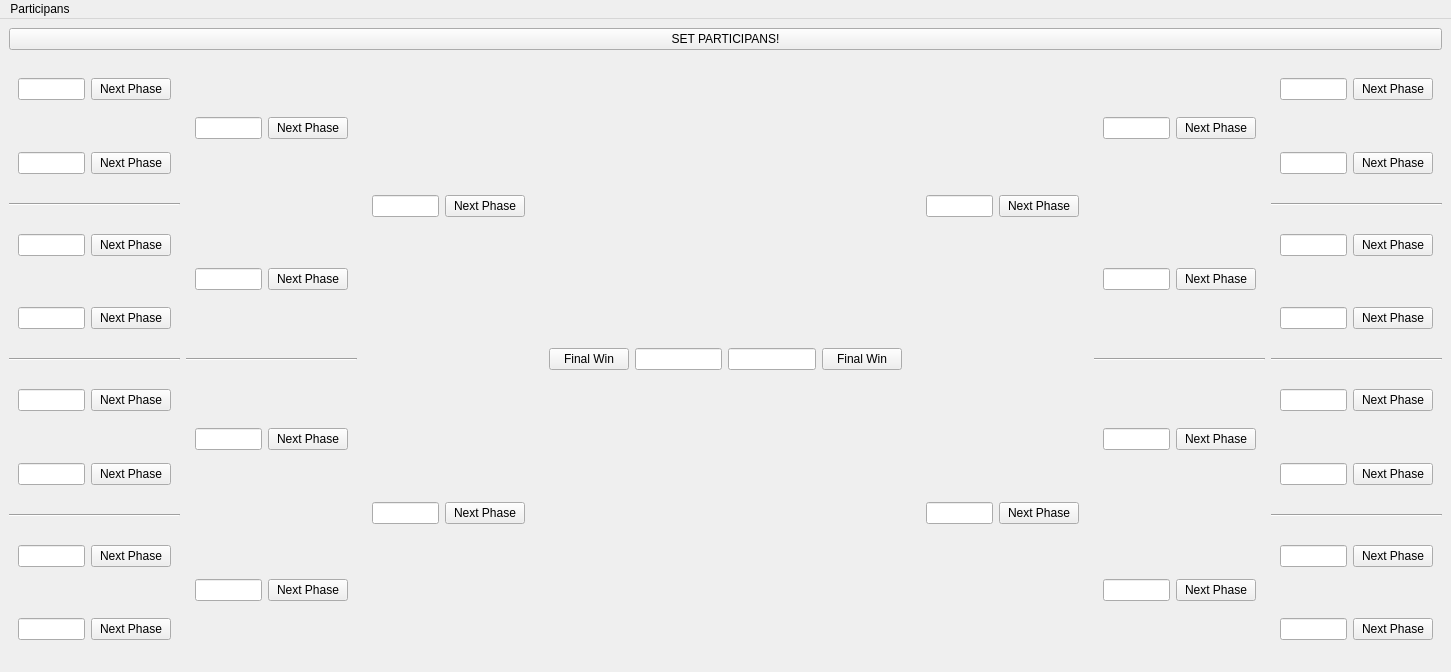
The window that raw.ui (nikolasribeiro/PositionBoard) describes before a commit, drawn with Qt 5.
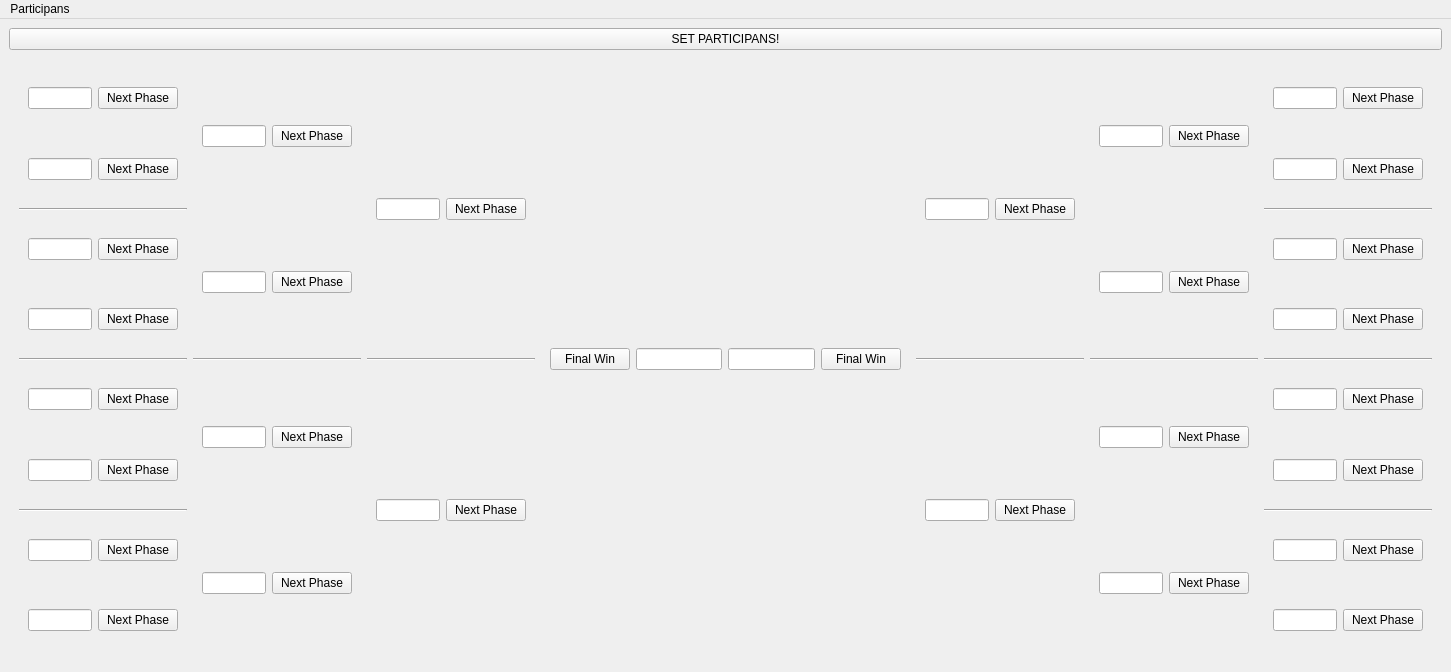
The same window after the commit.

```diff
--- a/raw.ui
+++ b/raw.ui
@@ -17,8 +17,23 @@
    <layout class="QGridLayout" name="gridLayout">
     <item row="1" column="0">
      <layout class="QHBoxLayout" name="horizontal">
+      <property name="leftMargin">
+       <number>10</number>
+      </property>
+      <property name="topMargin">
+       <number>10</number>
+      </property>
+      <property name="rightMargin">
+       <number>10</number>
+      </property>
+      <property name="bottomMargin">
+       <number>10</number>
+      </property>
       <item>
        <layout class="QVBoxLayout" name="octavo1">
+        <property name="topMargin">
+         <number>0</number>
+        </property>
         <item>
          <widget class="QFrame" name="frame">
           <property name="frameShape">
@@ -29,7 +44,11 @@
           </property>
           <layout class="QHBoxLayout" name="horizontalLayout">
            <item>
-            <widget class="QLineEdit" name="part_1"/>
+            <widget class="QLineEdit" name="part_1">
+             <property name="readOnly">
+              <bool>true</bool>
+             </property>
+            </widget>
            </item>
            <item>
             <widget class="QPushButton" name="win_1">
@@ -51,7 +70,11 @@
           </property>
           <layout class="QHBoxLayout" name="horizontalLayout_2">
            <item>
-            <widget class="QLineEdit" name="part_2"/>
+            <widget class="QLineEdit" name="part_2">
+             <property name="readOnly">
+              <bool>true</bool>
+             </property>
+            </widget>
            </item>
            <item>
             <widget class="QPushButton" name="win_2">
@@ -80,7 +103,11 @@
           </property>
           <layout class="QHBoxLayout" name="horizontalLayout_3">
            <item>
-            <widget class="QLineEdit" name="part_3"/>
+            <widget class="QLineEdit" name="part_3">
+             <property name="readOnly">
+              <bool>true</bool>
+             </property>
+            </widget>
            </item>
            <item>
             <widget class="QPushButton" name="win_3">
@@ -102,7 +129,11 @@
           </property>
           <layout class="QHBoxLayout" name="horizontalLayout_4">
            <item>
-            <widget class="QLineEdit" name="part_4"/>
+            <widget class="QLineEdit" name="part_4">
+             <property name="readOnly">
+              <bool>true</bool>
+             </property>
+            </widget>
            </item>
            <item>
             <widget class="QPushButton" name="win_4">
@@ -131,7 +162,11 @@
           </property>
           <layout class="QHBoxLayout" name="horizontalLayout_5">
            <item>
-            <widget class="QLineEdit" name="part_5"/>
+            <widget class="QLineEdit" name="part_5">
+             <property name="readOnly">
+              <bool>true</bool>
+             </property>
+            </widget>
            </item>
            <item>
             <widget class="QPushButton" name="win_5">
@@ -153,7 +188,11 @@
           </property>
           <layout class="QHBoxLayout" name="horizontalLayout_6">
            <item>
-            <widget class="QLineEdit" name="part_6"/>
+            <widget class="QLineEdit" name="part_6">
+             <property name="readOnly">
+              <bool>true</bool>
+             </property>
+            </widget>
            </item>
            <item>
             <widget class="QPushButton" name="win_6">
@@ -182,7 +221,11 @@
           </property>
           <layout class="QHBoxLayout" name="horizontalLayout_7">
            <item>
-            <widget class="QLineEdit" name="part_7"/>
+            <widget class="QLineEdit" name="part_7">
+             <property name="readOnly">
+              <bool>true</bool>
+             </property>
+            </widget>
            </item>
            <item>
             <widget class="QPushButton" name="win_7">
@@ -204,7 +247,11 @@
           </property>
           <layout class="QHBoxLayout" name="horizontalLayout_8">
            <item>
-            <widget class="QLineEdit" name="part_8"/>
+            <widget class="QLineEdit" name="part_8">
+             <property name="readOnly">
+              <bool>true</bool>
+             </property>
+            </widget>
            </item>
            <item>
             <widget class="QPushButton" name="win_8">
@@ -230,7 +277,11 @@
           </property>
           <layout class="QHBoxLayout" name="horizontalLayout_17">
            <item>
-            <widget class="QLineEdit" name="next_stage1"/>
+            <widget class="QLineEdit" name="next_stage1">
+             <property name="readOnly">
+              <bool>true</bool>
+             </property>
+            </widget>
            </item>
            <item>
             <widget class="QPushButton" name="next_stageBTN_1">
@@ -252,7 +303,11 @@
           </property>
           <layout class="QHBoxLayout" name="horizontalLayout_18">
            <item>
-            <widget class="QLineEdit" name="next_stage1_2"/>
+            <widget class="QLineEdit" name="next_stage1_2">
+             <property name="readOnly">
+              <bool>true</bool>
+             </property>
+            </widget>
            </item>
            <item>
             <widget class="QPushButton" name="next_stageBTN_2">
@@ -281,7 +336,11 @@
           </property>
           <layout class="QHBoxLayout" name="horizontalLayout_19">
            <item>
-            <widget class="QLineEdit" name="next_stage1_3"/>
+            <widget class="QLineEdit" name="next_stage1_3">
+             <property name="readOnly">
+              <bool>true</bool>
+             </property>
+            </widget>
            </item>
            <item>
             <widget class="QPushButton" name="next_stageBTN_3">
@@ -303,7 +362,11 @@
           </property>
           <layout class="QHBoxLayout" name="horizontalLayout_20">
            <item>
-            <widget class="QLineEdit" name="next_stage1_4"/>
+            <widget class="QLineEdit" name="next_stage1_4">
+             <property name="readOnly">
+              <bool>true</bool>
+             </property>
+            </widget>
            </item>
            <item>
             <widget class="QPushButton" name="next_stageBTN_4">
@@ -329,7 +392,11 @@
           </property>
           <layout class="QHBoxLayout" name="horizontalLayout_25">
            <item>
-            <widget class="QLineEdit" name="next_semiFinals"/>
+            <widget class="QLineEdit" name="next_semiFinals">
+             <property name="readOnly">
+              <bool>true</bool>
+             </property>
+            </widget>
            </item>
            <item>
             <widget class="QPushButton" name="next_semifinalsBTN">
@@ -341,6 +408,13 @@
           </layout>
          </widget>
         </item>
+        <item>
+         <widget class="Line" name="line_9">
+          <property name="orientation">
+           <enum>Qt::Horizontal</enum>
+          </property>
+         </widget>
+        </item>
         <item>
          <widget class="QFrame" name="frame_26">
           <property name="frameShape">
@@ -351,7 +425,11 @@
           </property>
           <layout class="QHBoxLayout" name="horizontalLayout_26">
            <item>
-            <widget class="QLineEdit" name="next_semiFinals_2"/>
+            <widget class="QLineEdit" name="next_semiFinals_2">
+             <property name="readOnly">
+              <bool>true</bool>
+             </property>
+            </widget>
            </item>
            <item>
             <widget class="QPushButton" name="next_semifinalsBTN_2">
@@ -384,10 +462,18 @@
             </widget>
            </item>
            <item>
-            <widget class="QLineEdit" name="final_part"/>
+            <widget class="QLineEdit" name="final_part">
+             <property name="readOnly">
+              <bool>true</bool>
+             </property>
+            </widget>
            </item>
            <item>
-            <widget class="QLineEdit" name="final_part2"/>
+            <widget class="QLineEdit" name="final_part2">
+             <property name="readOnly">
+              <bool>true</bool>
+             </property>
+            </widget>
            </item>
            <item>
             <widget class="QPushButton" name="btn_final2">
@@ -413,7 +499,11 @@
           </property>
           <layout class="QHBoxLayout" name="horizontalLayout_27">
            <item>
-            <widget class="QLineEdit" name="next_semiFinals_3"/>
+            <widget class="QLineEdit" name="next_semiFinals_3">
+             <property name="readOnly">
+              <bool>true</bool>
+             </property>
+            </widget>
            </item>
            <item>
             <widget class="QPushButton" name="next_semifinalsBTN_3">
@@ -425,6 +515,13 @@
           </layout>
          </widget>
         </item>
+        <item>
+         <widget class="Line" name="line_10">
+          <property name="orientation">
+           <enum>Qt::Horizontal</enum>
+          </property>
+         </widget>
+        </item>
         <item>
          <widget class="QFrame" name="frame_28">
           <property name="frameShape">
@@ -435,7 +532,11 @@
           </property>
           <layout class="QHBoxLayout" name="horizontalLayout_28">
            <item>
-            <widget class="QLineEdit" name="next_semiFinals_4"/>
+            <widget class="QLineEdit" name="next_semiFinals_4">
+             <property name="readOnly">
+              <bool>true</bool>
+             </property>
+            </widget>
            </item>
            <item>
             <widget class="QPushButton" name="next_semifinalsBTN_4">
@@ -461,7 +562,11 @@
           </property>
           <layout class="QHBoxLayout" name="horizontalLayout_21">
            <item>
-            <widget class="QLineEdit" name="next_stage1_5"/>
+            <widget class="QLineEdit" name="next_stage1_5">
+             <property name="readOnly">
+              <bool>true</bool>
+             </property>
+            </widget>
            </item>
            <item>
             <widget class="QPushButton" name="next_stageBTN_5">
@@ -483,7 +588,11 @@
           </property>
           <layout class="QHBoxLayout" name="horizontalLayout_22">
            <item>
-            <widget class="QLineEdit" name="next_stage1_6"/>
+            <widget class="QLineEdit" name="next_stage1_6">
+             <property name="readOnly">
+              <bool>true</bool>
+             </property>
+            </widget>
            </item>
            <item>
             <widget class="QPushButton" name="next_stageBTN_6">
@@ -512,7 +621,11 @@
           </property>
           <layout class="QHBoxLayout" name="horizontalLayout_23">
            <item>
-            <widget class="QLineEdit" name="next_stage1_7"/>
+            <widget class="QLineEdit" name="next_stage1_7">
+             <property name="readOnly">
+              <bool>true</bool>
+             </property>
+            </widget>
            </item>
            <item>
             <widget class="QPushButton" name="next_stageBTN_7">
@@ -534,7 +647,11 @@
           </property>
           <layout class="QHBoxLayout" name="horizontalLayout_24">
            <item>
-            <widget class="QLineEdit" name="next_stage1_8"/>
+            <widget class="QLineEdit" name="next_stage1_8">
+             <property name="readOnly">
+              <bool>true</bool>
+             </property>
+            </widget>
            </item>
            <item>
             <widget class="QPushButton" name="next_stageBTN_8">
@@ -560,7 +677,11 @@
           </property>
           <layout class="QHBoxLayout" name="horizontalLayout_9">
            <item>
-            <widget class="QLineEdit" name="part_9"/>
+            <widget class="QLineEdit" name="part_9">
+             <property name="readOnly">
+              <bool>true</bool>
+             </property>
+            </widget>
            </item>
            <item>
             <widget class="QPushButton" name="win_9">
@@ -582,7 +703,11 @@
           </property>
           <layout class="QHBoxLayout" name="horizontalLayout_10">
            <item>
-            <widget class="QLineEdit" name="part_10"/>
+            <widget class="QLineEdit" name="part_10">
+             <property name="readOnly">
+              <bool>true</bool>
+             </property>
+            </widget>
            </item>
            <item>
             <widget class="QPushButton" name="win_10">
@@ -611,7 +736,11 @@
           </property>
           <layout class="QHBoxLayout" name="horizontalLayout_11">
            <item>
-            <widget class="QLineEdit" name="part_11"/>
+            <widget class="QLineEdit" name="part_11">
+             <property name="readOnly">
+              <bool>true</bool>
+             </property>
+            </widget>
            </item>
            <item>
             <widget class="QPushButton" name="win_11">
@@ -633,7 +762,11 @@
           </property>
           <layout class="QHBoxLayout" name="horizontalLayout_12">
            <item>
-            <widget class="QLineEdit" name="part_12"/>
+            <widget class="QLineEdit" name="part_12">
+             <property name="readOnly">
+              <bool>true</bool>
+             </property>
+            </widget>
            </item>
            <item>
             <widget class="QPushButton" name="win_12">
@@ -662,7 +795,11 @@
           </property>
           <layout class="QHBoxLayout" name="horizontalLayout_13">
            <item>
-            <widget class="QLineEdit" name="part_13"/>
+            <widget class="QLineEdit" name="part_13">
+             <property name="readOnly">
+              <bool>true</bool>
+             </property>
+            </widget>
            </item>
            <item>
             <widget class="QPushButton" name="win_13">
@@ -684,7 +821,11 @@
           </property>
           <layout class="QHBoxLayout" name="horizontalLayout_14">
            <item>
-            <widget class="QLineEdit" name="part_14"/>
+            <widget class="QLineEdit" name="part_14">
+             <property name="readOnly">
+              <bool>true</bool>
+             </property>
+            </widget>
            </item>
            <item>
             <widget class="QPushButton" name="win_14">
@@ -713,7 +854,11 @@
           </property>
           <layout class="QHBoxLayout" name="horizontalLayout_15">
            <item>
-            <widget class="QLineEdit" name="part_15"/>
+            <widget class="QLineEdit" name="part_15">
+             <property name="readOnly">
+              <bool>true</bool>
+             </property>
+            </widget>
            </item>
            <item>
             <widget class="QPushButton" name="win_15">
@@ -735,7 +880,11 @@
           </property>
           <layout class="QHBoxLayout" name="horizontalLayout_16">
            <item>
-            <widget class="QLineEdit" name="part_16"/>
+            <widget class="QLineEdit" name="part_16">
+             <property name="readOnly">
+              <bool>true</bool>
+             </property>
+            </widget>
            </item>
            <item>
             <widget class="QPushButton" name="win_16">
```
Left out of the diff: 2 changed lines with no effect on the pictures.
